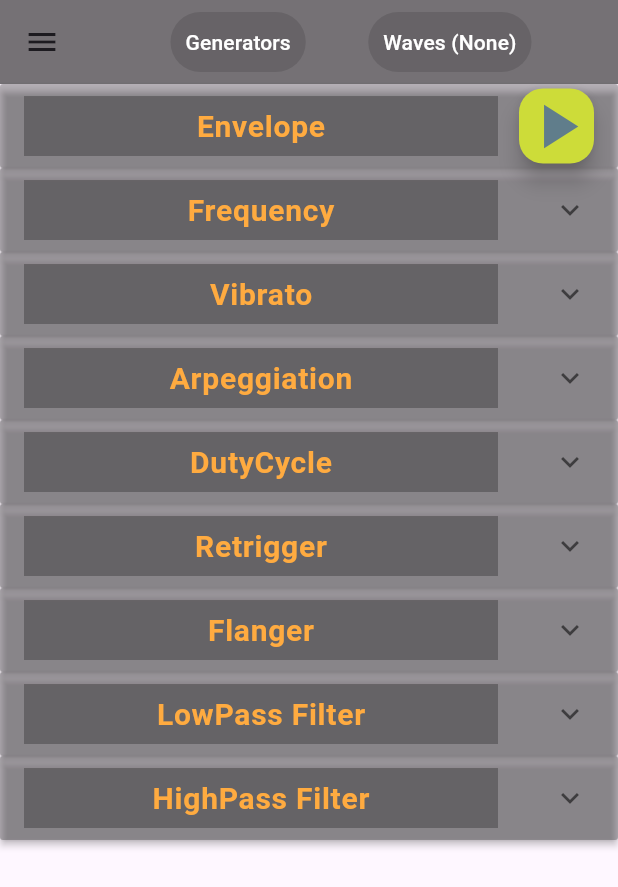
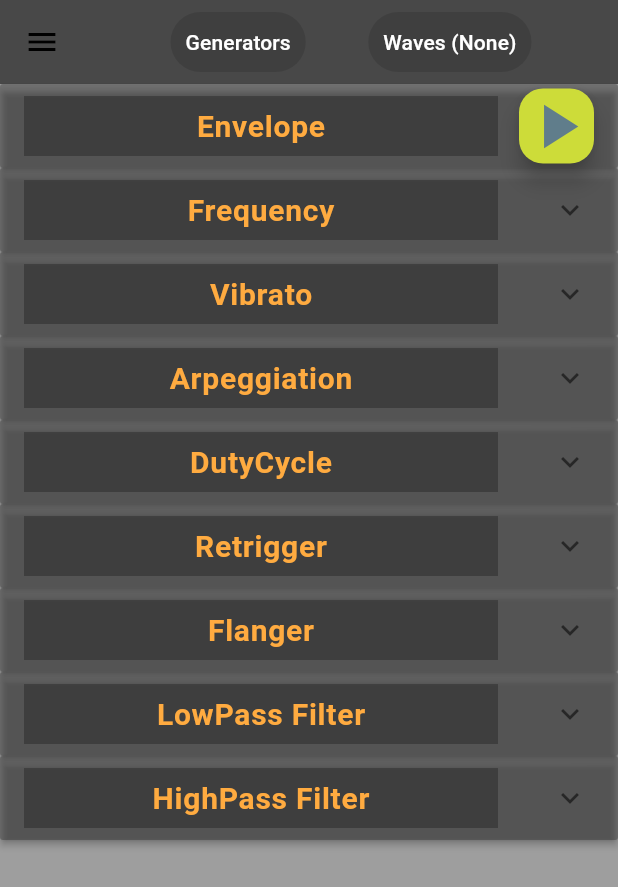
Before and after one commit to wdevore/RetroVibrato, a Flutter app: the screen it shows after launch, on a phone screen of 412 x 824 dp. Shown: the top 887 px of the screen. Run offline on Flutter 3.47's test engine with Material 3 defaults, Android fonts, the phone set to English and light mode, and no system bars; our stand-ins replace file_picker.

Commit message:
fixed version bugs

```diff
--- a/lib/main.dart
+++ b/lib/main.dart
@@ -24,8 +24,8 @@ class FSfxrApp extends StatelessWidget {
       title: 'RetroVibrato', // App title
       theme: ThemeData(
         // This is the theme of your application.
-        primarySwatch: Colors.orange,
-        backgroundColor: Colors.grey[500],
+        colorScheme: ColorScheme.fromSwatch(primarySwatch: Colors.orange)
+            .copyWith(background: Colors.grey[500]),
       ),
       home: FSfxrHomePage(
         title: 'RetroVibrato',
@@ -85,7 +85,7 @@ class _FSfxrHomePageState extends State<FSfxrHomePage> {
   @override
   Widget build(BuildContext context) {
     return Scaffold(
-      backgroundColor: Theme.of(context).backgroundColor,
+      backgroundColor: Theme.of(context).colorScheme.background,
       appBar: _buildAppBar(),
       drawer: _buildDrawer(),
       body: _buildBody(),
@@ -216,7 +216,9 @@ class _FSfxrHomePageState extends State<FSfxrHomePage> {
   SettingsProvider _buildBody() {
     return SettingsProvider(
       child: Theme(
-        data: Theme.of(context).copyWith(backgroundColor: Colors.black26),
+        data: Theme.of(context).copyWith(
+          colorScheme: ColorScheme.light(background: Colors.black26),
+        ),
         child: SettingsExpansionPanels(settings),
       ),
     );
--- a/lib/view/appbar_generators_button.dart
+++ b/lib/view/appbar_generators_button.dart
@@ -56,7 +56,7 @@ class _AppBarGeneratorsButtonState extends State<AppBarGeneratorsButton> {
       child: Text(caption),
       style: TextButton.styleFrom(
         padding: const EdgeInsets.only(left: 10, right: 10),
-        primary: Colors.white,
+        foregroundColor: Colors.white,
         backgroundColor: _activeColor(),
       ),
     );
@@ -195,7 +195,7 @@ class _AppBarGeneratorsButtonState extends State<AppBarGeneratorsButton> {
                 },
                 style: TextButton.styleFrom(
                   padding: const EdgeInsets.only(left: 10, right: 10),
-                  primary: Colors.orange,
+                  foregroundColor: Colors.orange,
                   backgroundColor: Colors.black45,
                 ),
               ),
--- a/lib/view/appbar_waveforms_button.dart
+++ b/lib/view/appbar_waveforms_button.dart
@@ -60,7 +60,7 @@ class _AppBarWaveFormsButtonState extends State<AppBarWaveFormsButton> {
       child: Text(cap),
       style: TextButton.styleFrom(
         padding: const EdgeInsets.only(left: 10, right: 10),
-        primary: Colors.white,
+        foregroundColor: Colors.white,
         backgroundColor: _activeColor(),
       ),
     );
@@ -164,7 +164,7 @@ class _AppBarWaveFormsButtonState extends State<AppBarWaveFormsButton> {
                 },
                 style: TextButton.styleFrom(
                   padding: const EdgeInsets.only(left: 10, right: 10),
-                  primary: Colors.orange,
+                  foregroundColor: Colors.orange,
                   backgroundColor: Colors.black45,
                 ),
               ),
--- a/lib/view/settings_panels.dart
+++ b/lib/view/settings_panels.dart
@@ -62,7 +62,7 @@ class _SettingsEnvelopeSubPanelsState extends State<SettingsEnvelopeSubPanel> {
       children: [
         ExpansionPanel(
           canTapOnHeader: true,
-          backgroundColor: Theme.of(context).backgroundColor,
+          backgroundColor: Theme.of(context).colorScheme.background,
           headerBuilder: (BuildContext context, bool isExpanded) {
             return _buildTitle(settings.title);
           },
@@ -113,7 +113,7 @@ class _SettingsFrequencySubPanelsState
       children: [
         ExpansionPanel(
           canTapOnHeader: true,
-          backgroundColor: Theme.of(context).backgroundColor,
+          backgroundColor: Theme.of(context).colorScheme.background,
           headerBuilder: (BuildContext context, bool isExpanded) {
             return _buildTitle(settings.title);
           },
@@ -162,7 +162,7 @@ class _SettingsVibratoSubPanelsState extends State<SettingsVibratoSubPanel> {
       children: [
         ExpansionPanel(
           canTapOnHeader: true,
-          backgroundColor: Theme.of(context).backgroundColor,
+          backgroundColor: Theme.of(context).colorScheme.background,
           headerBuilder: (BuildContext context, bool isExpanded) {
             return _buildTitle(settings.title);
           },
@@ -211,7 +211,7 @@ class _SettingsArpeggiationSubPanelsState
       children: [
         ExpansionPanel(
           canTapOnHeader: true,
-          backgroundColor: Theme.of(context).backgroundColor,
+          backgroundColor: Theme.of(context).colorScheme.background,
           headerBuilder: (BuildContext context, bool isExpanded) {
             return _buildTitle(settings.title);
           },
@@ -260,7 +260,7 @@ class _SettingsDutyCycleSubPanelsState
       children: [
         ExpansionPanel(
           canTapOnHeader: true,
-          backgroundColor: Theme.of(context).backgroundColor,
+          backgroundColor: Theme.of(context).colorScheme.background,
           headerBuilder: (BuildContext context, bool isExpanded) {
             return _buildTitle(settings.title);
           },
@@ -309,7 +309,7 @@ class _SettingsRetriggerSubPanelsState
       children: [
         ExpansionPanel(
           canTapOnHeader: true,
-          backgroundColor: Theme.of(context).backgroundColor,
+          backgroundColor: Theme.of(context).colorScheme.background,
           headerBuilder: (BuildContext context, bool isExpanded) {
             return _buildTitle(settings.title);
           },
@@ -355,7 +355,7 @@ class _SettingsFlangerSubPanelsState extends State<SettingsFlangerSubPanel> {
       children: [
         ExpansionPanel(
           canTapOnHeader: true,
-          backgroundColor: Theme.of(context).backgroundColor,
+          backgroundColor: Theme.of(context).colorScheme.background,
           headerBuilder: (BuildContext context, bool isExpanded) {
             return _buildTitle(settings.title);
           },
@@ -404,7 +404,7 @@ class _SettingsLowPassFilterSubPanelsState
       children: [
         ExpansionPanel(
           canTapOnHeader: true,
-          backgroundColor: Theme.of(context).backgroundColor,
+          backgroundColor: Theme.of(context).colorScheme.background,
           headerBuilder: (BuildContext context, bool isExpanded) {
             return _buildTitle(settings.title);
           },
@@ -454,7 +454,7 @@ class _SettingsHighPassFilterSubPanelsState
       children: [
         ExpansionPanel(
           canTapOnHeader: true,
-          backgroundColor: Theme.of(context).backgroundColor,
+          backgroundColor: Theme.of(context).colorScheme.background,
           headerBuilder: (BuildContext context, bool isExpanded) {
             return _buildTitle(settings.title);
           },
```
Also changed, not shown: pubspec.lock.
